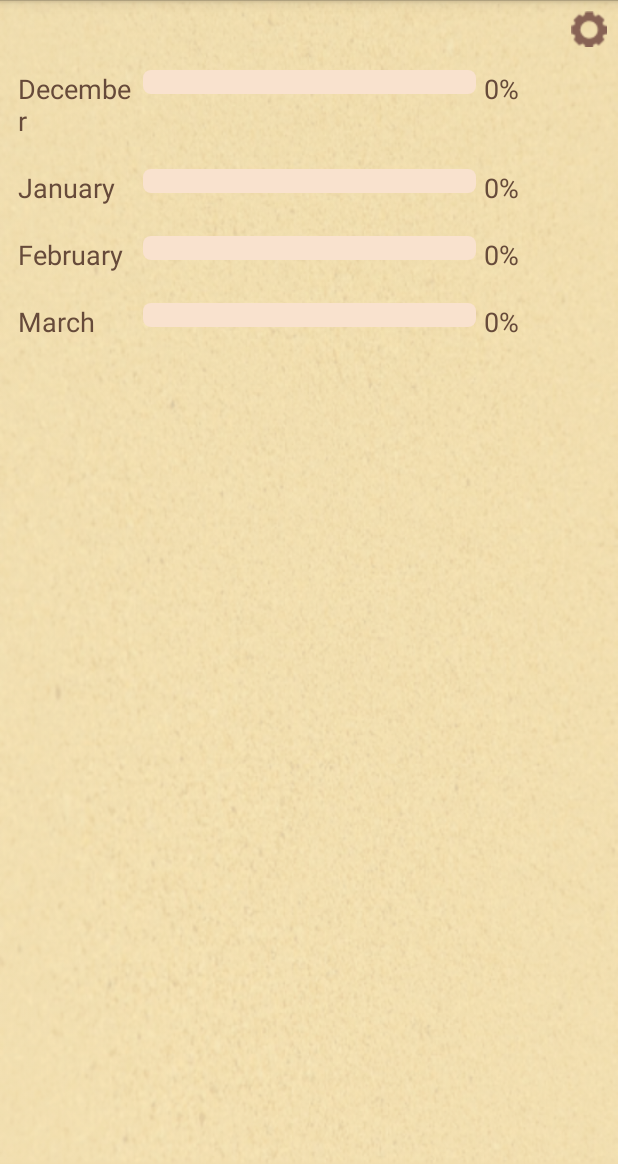
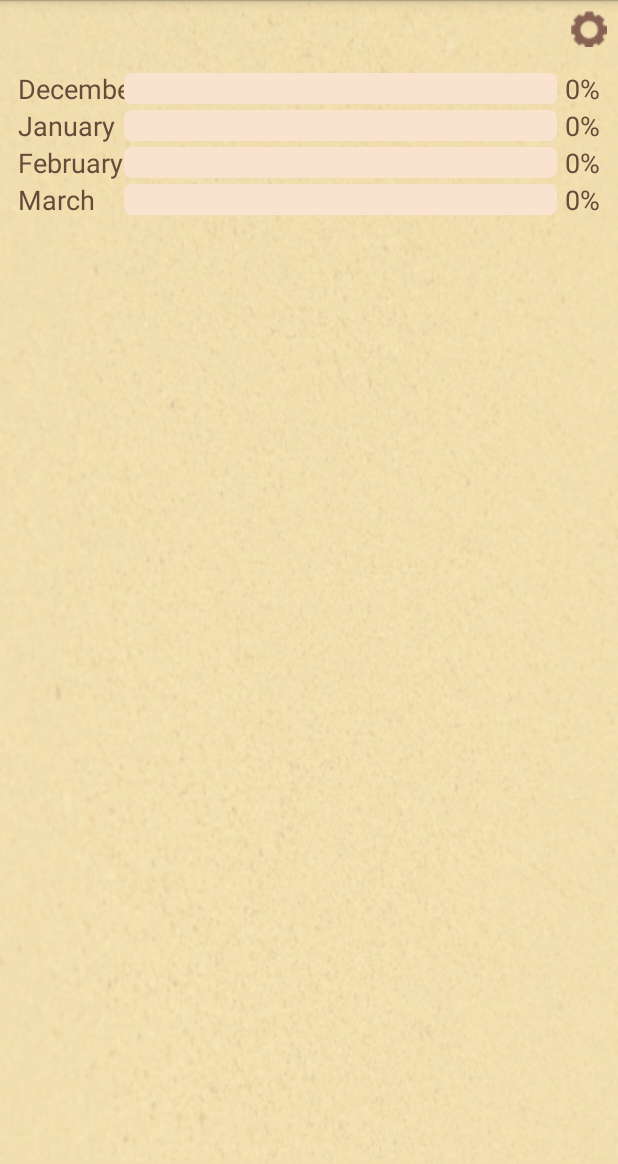
Before and after one commit to peacecorps/malaria-app-android, an Android app: the fragment SecondAnalyticFragment shown on its own in the app's theme, on a phone screen of 412 x 824 dp, the part 72-1236 px from its top. Run offline under Robolectric (Android 15) with nearby library versions, the phone set to English and light mode, and no system bars.

Commit message:
Correct layout for names of months (#170)
* Set equal weights for all widgets

* Use RelativeLayout to optimize spacing and improve land layout

```diff
--- a/malaria-app-android/src/main/res/layout-land/fragment_second_analytic_screen.xml
+++ b/malaria-app-android/src/main/res/layout-land/fragment_second_analytic_screen.xml
@@ -17,8 +17,6 @@
         android:background="@drawable/settings_normal"
         android:scaleType="fitCenter" />
 
-
-
         <LinearLayout
             android:layout_width="match_parent"
             android:layout_height="match_parent"
@@ -28,174 +26,9 @@
                 android:layout_height="match_parent"
                 android:layout_weight="0.55"
                 android:orientation="vertical">
-                <LinearLayout android:layout_width="fill_parent"
-                    android:layout_height="wrap_content"
-                    android:orientation="horizontal"
-                    android:layout_margin="10dp"
-                    >
-                    <TextView android:layout_width="fill_parent"
-                        android:layout_height="wrap_content"
-                        android:text="January"
-                        android:layout_weight="2"
-                        android:id="@+id/firstMonthProgressLabel"
-                        android:textStyle="bold"
-                        android:textColor="@color/golden_brown"
-                        android:textSize="18sp"
 
+                <include layout="@layout/fragment_second_analytic_screen_progress" />
 
-                        />
-
-                    <ProgressBar android:layout_width="fill_parent"
-                        android:layout_height="wrap_content"
-                        android:progress="100"
-                        android:progressDrawable="@drawable/saf_progress_bar"
-                        style="?android:attr/progressBarStyleHorizontal"
-                        android:layout_weight="1"
-                        android:id="@+id/firstMonthProgressBar"
-                        android:background="@drawable/progress_bg"
-                        android:layout_marginRight="5dp"
-                        android:layout_marginLeft="5dp"
-                        android:onClick="sendMonth"
-
-                        />
-
-                    <TextView android:layout_width="fill_parent"
-                        android:layout_height="wrap_content"
-                        android:text="100%"
-                        android:layout_weight="2.2"
-                        android:id="@+id/firstMonthProgressPercent"
-                        android:textStyle="bold"
-                        android:textColor="@color/golden_brown"
-                        android:textSize="18sp"
-                        />
-
-                </LinearLayout>
-
-                <LinearLayout android:layout_width="fill_parent"
-                    android:layout_height="wrap_content"
-                    android:orientation="horizontal"
-                    android:layout_margin="10dp"
-                    >
-                    <TextView android:layout_width="fill_parent"
-                        android:layout_height="wrap_content"
-                        android:text="February"
-                        android:layout_weight="2"
-                        android:id="@+id/secondMonthProgressLabel"
-                        android:textStyle="bold"
-                        android:textColor="@color/golden_brown"
-                        android:textSize="18sp"
-
-                        />
-
-                    <ProgressBar android:layout_width="fill_parent"
-                        android:layout_height="wrap_content"
-                        android:progress="60"
-                        android:layout_weight="1"
-                        android:progressDrawable="@drawable/saf_progress_bar"
-                        android:id="@+id/secondMonthProgressBar"
-                        style="?android:attr/progressBarStyleHorizontal"
-                        android:background="@drawable/progress_bg"
-                        android:layout_marginRight="5dp"
-                        android:layout_marginLeft="5dp"
-                        android:onClick="sendMonth"
-
-                        />
-
-                    <TextView android:layout_width="fill_parent"
-                        android:layout_height="wrap_content"
-                        android:text="60%"
-                        android:layout_weight="2.2"
-                        android:id="@+id/secondMonthProgressPercent"
-                        android:textStyle="bold"
-                        android:textColor="@color/golden_brown"
-                        android:textSize="18sp"
-                        />
-
-                </LinearLayout>
-
-
-                <LinearLayout android:layout_width="fill_parent"
-                    android:layout_height="wrap_content"
-                    android:orientation="horizontal"
-                    android:layout_margin="10dp"
-                    >
-                    <TextView android:layout_width="fill_parent"
-                        android:layout_height="wrap_content"
-                        android:text="March"
-                        android:layout_weight="2"
-                        android:id="@+id/thirdMonthProgressLabel"
-                        android:textStyle="bold"
-                        android:textColor="@color/golden_brown"
-                        android:textSize="18sp"
-
-                        />
-
-                    <ProgressBar android:layout_width="fill_parent"
-                        android:layout_height="wrap_content"
-                        android:progressDrawable="@drawable/saf_progress_bar"
-                        android:progress="80"
-                        android:layout_weight="1"
-                        android:id="@+id/thirdMonthProgressBar"
-                        style="?android:attr/progressBarStyleHorizontal"
-                        android:background="@drawable/progress_bg"
-                        android:layout_marginRight="5dp"
-                        android:layout_marginLeft="5dp"
-                        android:onClick="sendMonth"
-                        />
-
-                    <TextView android:layout_width="fill_parent"
-                        android:layout_height="wrap_content"
-                        android:text="80%"
-                        android:layout_weight="2.2"
-                        android:id="@+id/thirdMonthProgressPercent"
-                        android:textStyle="bold"
-                        android:textColor="@color/golden_brown"
-                        android:textSize="18sp"
-                        />
-
-                </LinearLayout>
-
-                <LinearLayout android:layout_width="fill_parent"
-                    android:layout_height="wrap_content"
-                    android:orientation="horizontal"
-                    android:layout_margin="10dp"
-                    >
-                    <TextView android:layout_width="fill_parent"
-                        android:layout_height="wrap_content"
-                        android:text="April"
-                        android:layout_weight="2"
-                        android:id="@+id/fourthMonthProgressLabel"
-                        android:textStyle="bold"
-                        android:textColor="@color/golden_brown"
-                        android:textSize="18sp"
-
-                        />
-
-                    <ProgressBar android:layout_width="fill_parent"
-                        android:layout_height="wrap_content"
-                        android:progress="80"
-                        android:progressDrawable="@drawable/saf_progress_bar"
-                        android:layout_weight="1"
-                        style="?android:attr/progressBarStyleHorizontal"
-                        android:id="@+id/fourthMonthProgressBar"
-                        android:background="@drawable/progress_bg"
-                        android:layout_marginRight="5dp"
-                        android:layout_marginLeft="5dp"
-                        android:onClick="sendMonth"
-
-                        />
-
-                    <TextView android:layout_width="fill_parent"
-                        android:layout_height="wrap_content"
-                        android:text="80%"
-                        android:layout_weight="2.2"
-                        android:id="@+id/fourthMonthProgressPercent"
-                        android:textStyle="bold"
-                        android:textColor="@color/golden_brown"
-                        android:textSize="18sp"
-                        />
-
-                </LinearLayout>
             </LinearLayout>
 
             <LinearLayout android:layout_width="0dp"
@@ -204,10 +37,7 @@
                 android:layout_weight="0.45"
                 android:layout_marginBottom="30dp"
                 android:background="@drawable/graph_bg"
-                android:id="@+id/graphView"
-                >
-
-            </LinearLayout>
+                android:id="@+id/graphView" />
         </LinearLayout>
 
 </LinearLayout>
--- a/malaria-app-android/src/main/res/layout/fragment_second_analytic_screen.xml
+++ b/malaria-app-android/src/main/res/layout/fragment_second_analytic_screen.xml
@@ -17,187 +17,12 @@
         android:background="@drawable/settings_normal"
         android:scaleType="fitCenter" />
 
-
-
-    <LinearLayout android:layout_width="fill_parent"
-        android:layout_height="wrap_content"
-        android:orientation="horizontal"
-        android:layout_margin="10dp"
-        >
-        <TextView android:layout_width="fill_parent"
-            android:layout_height="wrap_content"
-            android:text="January"
-            android:layout_weight="2"
-            android:id="@+id/firstMonthProgressLabel"
-            android:textStyle="bold"
-            android:textColor="@color/golden_brown"
-            android:textSize="18sp"
-
-
-            />
-
-        <ProgressBar android:layout_width="fill_parent"
-            android:layout_height="wrap_content"
-            android:progress="100"
-            android:progressDrawable="@drawable/saf_progress_bar"
-            style="?android:attr/progressBarStyleHorizontal"
-            android:layout_weight="1"
-            android:id="@+id/firstMonthProgressBar"
-            android:background="@drawable/progress_bg"
-            android:layout_marginRight="5dp"
-            android:layout_marginLeft="5dp"
-            android:onClick="sendMonth"
-
-            />
-
-        <TextView android:layout_width="fill_parent"
-            android:layout_height="wrap_content"
-            android:text="100%"
-            android:layout_weight="2"
-            android:id="@+id/firstMonthProgressPercent"
-            android:textStyle="bold"
-            android:textColor="@color/golden_brown"
-            android:textSize="18sp"
-            />
-
-    </LinearLayout>
-
-    <LinearLayout android:layout_width="fill_parent"
-        android:layout_height="wrap_content"
-        android:orientation="horizontal"
-        android:layout_margin="10dp"
-        >
-        <TextView android:layout_width="fill_parent"
-            android:layout_height="wrap_content"
-            android:text="February"
-            android:layout_weight="2"
-            android:id="@+id/secondMonthProgressLabel"
-            android:textStyle="bold"
-            android:textColor="@color/golden_brown"
-            android:textSize="18sp"
-
-            />
-
-        <ProgressBar android:layout_width="fill_parent"
-            android:layout_height="wrap_content"
-            android:progress="60"
-            android:layout_weight="1"
-            android:progressDrawable="@drawable/saf_progress_bar"
-            android:id="@+id/secondMonthProgressBar"
-            style="?android:attr/progressBarStyleHorizontal"
-            android:background="@drawable/progress_bg"
-            android:layout_marginRight="5dp"
-            android:layout_marginLeft="5dp"
-            android:onClick="sendMonth"
-
-            />
-
-        <TextView android:layout_width="fill_parent"
-            android:layout_height="wrap_content"
-            android:text="60%"
-            android:layout_weight="2"
-            android:id="@+id/secondMonthProgressPercent"
-            android:textStyle="bold"
-            android:textColor="@color/golden_brown"
-            android:textSize="18sp"
-            />
-
-    </LinearLayout>
-
-
-    <LinearLayout android:layout_width="fill_parent"
-        android:layout_height="wrap_content"
-        android:orientation="horizontal"
-        android:layout_margin="10dp"
-        >
-        <TextView android:layout_width="fill_parent"
-            android:layout_height="wrap_content"
-            android:text="March"
-            android:layout_weight="2"
-            android:id="@+id/thirdMonthProgressLabel"
-            android:textStyle="bold"
-            android:textColor="@color/golden_brown"
-            android:textSize="18sp"
-
-            />
-
-        <ProgressBar android:layout_width="fill_parent"
-            android:layout_height="wrap_content"
-            android:progressDrawable="@drawable/saf_progress_bar"
-            android:progress="80"
-            android:layout_weight="1"
-            android:id="@+id/thirdMonthProgressBar"
-            style="?android:attr/progressBarStyleHorizontal"
-            android:background="@drawable/progress_bg"
-            android:layout_marginRight="5dp"
-            android:layout_marginLeft="5dp"
-            android:onClick="sendMonth"
-            />
-
-        <TextView android:layout_width="fill_parent"
-            android:layout_height="wrap_content"
-            android:text="80%"
-            android:layout_weight="2"
-            android:id="@+id/thirdMonthProgressPercent"
-            android:textStyle="bold"
-            android:textColor="@color/golden_brown"
-            android:textSize="18sp"
-            />
-
-    </LinearLayout>
-
-    <LinearLayout android:layout_width="fill_parent"
-        android:layout_height="wrap_content"
-        android:orientation="horizontal"
-        android:layout_margin="10dp"
-        >
-        <TextView android:layout_width="fill_parent"
-            android:layout_height="wrap_content"
-            android:text="April"
-            android:layout_weight="2"
-            android:id="@+id/fourthMonthProgressLabel"
-            android:textStyle="bold"
-            android:textColor="@color/golden_brown"
-            android:textSize="18sp"
-
-            />
-
-        <ProgressBar android:layout_width="fill_parent"
-            android:layout_height="wrap_content"
-            android:progress="80"
-            android:progressDrawable="@drawable/saf_progress_bar"
-            android:layout_weight="1"
-            style="?android:attr/progressBarStyleHorizontal"
-            android:id="@+id/fourthMonthProgressBar"
-            android:background="@drawable/progress_bg"
-            android:layout_marginRight="5dp"
-            android:layout_marginLeft="5dp"
-            android:onClick="sendMonth"
-
-            />
-
-        <TextView android:layout_width="fill_parent"
-            android:layout_height="wrap_content"
-            android:text="80%"
-            android:layout_weight="2"
-            android:id="@+id/fourthMonthProgressPercent"
-            android:textStyle="bold"
-            android:textColor="@color/golden_brown"
-            android:textSize="18sp"
-            />
-
-    </LinearLayout>
-
-
+    <include layout="@layout/fragment_second_analytic_screen_progress" />
 
     <LinearLayout android:layout_width="match_parent"
         android:layout_height="wrap_content"
         android:orientation="vertical"
+        android:layout_marginBottom="30dp"
         android:background="@drawable/graph_bg"
-        android:id="@+id/graphView"
-        >
-
-    </LinearLayout>
-
-
+        android:id="@+id/graphView" />
 </LinearLayout>
--- /dev/null
+++ b/malaria-app-android/src/main/res/layout/fragment_second_analytic_screen_progress.xml
@@ -0,0 +1,158 @@
+<?xml version="1.0" encoding="utf-8"?>
+<RelativeLayout
+    xmlns:android="http://schemas.android.com/apk/res/android"
+    android:layout_width="match_parent"
+    android:layout_height="wrap_content"
+    android:layout_margin="10dp">
+
+    <TextView android:layout_width="wrap_content"
+        android:layout_height="wrap_content"
+        android:text="January"
+        android:id="@+id/firstMonthProgressLabel"
+        android:textStyle="bold"
+        android:textColor="@color/golden_brown"
+        android:textSize="18sp"/>
+
+    <ProgressBar android:layout_width="wrap_content"
+        android:layout_height="wrap_content"
+        android:progress="100"
+        android:progressDrawable="@drawable/saf_progress_bar"
+        style="?android:attr/progressBarStyleHorizontal"
+        android:id="@+id/firstMonthProgressBar"
+        android:background="@drawable/progress_bg"
+        android:layout_marginRight="5dp"
+        android:layout_marginTop="2dp"
+        android:layout_marginBottom="2dp"
+        android:onClick="sendMonth"
+        android:layout_toLeftOf="@+id/firstMonthProgressPercent"
+        android:layout_alignTop="@id/firstMonthProgressLabel"
+        android:layout_alignBottom="@id/firstMonthProgressLabel"
+        android:layout_alignLeft="@+id/secondMonthProgressBar"
+        android:layout_alignStart="@+id/secondMonthProgressBar" />
+
+    <TextView android:layout_width="wrap_content"
+        android:layout_height="wrap_content"
+        android:text="100%"
+        android:id="@+id/firstMonthProgressPercent"
+        android:textStyle="bold"
+        android:textColor="@color/golden_brown"
+        android:textSize="18sp"
+        android:gravity="end"
+        android:layout_alignParentRight="true"/>
+
+    <TextView android:layout_width="wrap_content"
+        android:layout_height="wrap_content"
+        android:text="February"
+        android:layout_weight="1"
+        android:id="@+id/secondMonthProgressLabel"
+        android:textStyle="bold"
+        android:textColor="@color/golden_brown"
+        android:textSize="18sp"
+        android:layout_below="@id/firstMonthProgressLabel" />
+
+    <ProgressBar android:layout_width="wrap_content"
+        android:layout_height="wrap_content"
+        android:progress="60"
+        android:progressDrawable="@drawable/saf_progress_bar"
+        android:id="@+id/secondMonthProgressBar"
+        style="?android:attr/progressBarStyleHorizontal"
+        android:background="@drawable/progress_bg"
+        android:layout_marginLeft="5dp"
+        android:layout_marginRight="5dp"
+        android:layout_marginTop="2dp"
+        android:layout_marginBottom="2dp"
+        android:onClick="sendMonth"
+        android:layout_below="@id/firstMonthProgressBar"
+        android:layout_toRightOf="@id/secondMonthProgressLabel"
+        android:layout_alignTop="@id/secondMonthProgressLabel"
+        android:layout_alignBottom="@id/secondMonthProgressLabel"
+        android:layout_toStartOf="@+id/firstMonthProgressPercent"
+        android:layout_toLeftOf="@+id/firstMonthProgressPercent" />
+
+    <TextView android:layout_width="wrap_content"
+        android:layout_height="wrap_content"
+        android:text="60%"
+        android:id="@+id/secondMonthProgressPercent"
+        android:textStyle="bold"
+        android:textColor="@color/golden_brown"
+        android:textSize="18sp"
+        android:gravity="end"
+        android:layout_alignParentRight="true"
+        android:layout_below="@id/firstMonthProgressLabel" />
+
+    <TextView android:layout_width="wrap_content"
+        android:layout_height="wrap_content"
+        android:text="March"
+        android:id="@+id/thirdMonthProgressLabel"
+        android:textStyle="bold"
+        android:textColor="@color/golden_brown"
+        android:textSize="18sp"
+        android:layout_below="@id/secondMonthProgressLabel" />
+
+    <ProgressBar android:layout_width="wrap_content"
+        android:layout_height="wrap_content"
+        android:progressDrawable="@drawable/saf_progress_bar"
+        android:progress="80"
+        android:id="@+id/thirdMonthProgressBar"
+        style="?android:attr/progressBarStyleHorizontal"
+        android:background="@drawable/progress_bg"
+        android:layout_marginTop="2dp"
+        android:layout_marginBottom="2dp"
+        android:onClick="sendMonth"
+        android:layout_below="@id/secondMonthProgressBar"
+        android:layout_alignTop="@id/thirdMonthProgressLabel"
+        android:layout_alignBottom="@id/thirdMonthProgressLabel"
+        android:layout_alignLeft="@+id/secondMonthProgressBar"
+        android:layout_alignStart="@+id/secondMonthProgressBar"
+        android:layout_alignRight="@+id/firstMonthProgressBar"
+        android:layout_alignEnd="@+id/firstMonthProgressBar" />
+
+    <TextView android:layout_width="wrap_content"
+        android:layout_height="wrap_content"
+        android:text="80%"
+        android:id="@+id/thirdMonthProgressPercent"
+        android:textStyle="bold"
+        android:textColor="@color/golden_brown"
+        android:textSize="18sp"
+        android:gravity="end"
+        android:layout_below="@id/secondMonthProgressPercent"
+        android:layout_alignParentRight="true" />
+
+    <TextView android:layout_width="wrap_content"
+        android:layout_height="wrap_content"
+        android:text="April"
+        android:id="@+id/fourthMonthProgressLabel"
+        android:textStyle="bold"
+        android:textColor="@color/golden_brown"
+        android:textSize="18sp"
+        android:layout_below="@id/thirdMonthProgressLabel" />
+
+    <ProgressBar android:layout_width="wrap_content"
+        android:layout_height="wrap_content"
+        android:progress="80"
+        android:progressDrawable="@drawable/saf_progress_bar"
+        style="?android:attr/progressBarStyleHorizontal"
+        android:id="@+id/fourthMonthProgressBar"
+        android:background="@drawable/progress_bg"
+        android:onClick="sendMonth"
+        android:layout_marginTop="2dp"
+        android:layout_marginBottom="2dp"
+        android:layout_below="@id/thirdMonthProgressBar"
+        android:layout_alignTop="@id/fourthMonthProgressLabel"
+        android:layout_alignBottom="@id/fourthMonthProgressLabel"
+        android:layout_alignLeft="@+id/thirdMonthProgressBar"
+        android:layout_alignStart="@+id/thirdMonthProgressBar"
+        android:layout_alignRight="@+id/firstMonthProgressBar"
+        android:layout_alignEnd="@+id/firstMonthProgressBar" />
+
+    <TextView android:layout_width="wrap_content"
+        android:layout_height="wrap_content"
+        android:text="80%"
+        android:id="@+id/fourthMonthProgressPercent"
+        android:textStyle="bold"
+        android:textColor="@color/golden_brown"
+        android:textSize="18sp"
+        android:gravity="end"
+        android:layout_below="@id/thirdMonthProgressPercent"
+        android:layout_alignParentRight="true" />
+</RelativeLayout>
```
